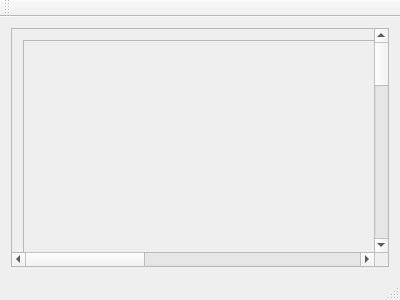
Above: vdsl.ui from ByteSyze/VDSL before the change. Below: the same form after it.
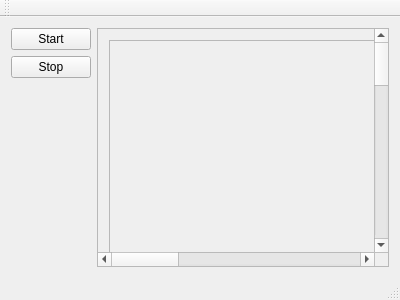
That is the form after the change.

```diff
--- a/vdsl.ui
+++ b/vdsl.ui
@@ -16,6 +16,49 @@
   <widget class="QWidget" name="centralWidget">
    <layout class="QGridLayout" name="gridLayout_2">
     <item row="0" column="0">
+     <layout class="QVBoxLayout" name="verticalLayoutControls" stretch="0">
+      <property name="spacing">
+       <number>0</number>
+      </property>
+      <property name="sizeConstraint">
+       <enum>QLayout::SetDefaultConstraint</enum>
+      </property>
+      <property name="bottomMargin">
+       <number>0</number>
+      </property>
+      <item>
+       <layout class="QFormLayout" name="formLayout">
+        <item row="1" column="0">
+         <widget class="QPushButton" name="pushButtonStart">
+          <property name="maximumSize">
+           <size>
+            <width>16777215</width>
+            <height>23</height>
+           </size>
+          </property>
+          <property name="text">
+           <string>Start</string>
+          </property>
+         </widget>
+        </item>
+        <item row="2" column="0">
+         <widget class="QPushButton" name="pushButtonStop">
+          <property name="maximumSize">
+           <size>
+            <width>16777215</width>
+            <height>23</height>
+           </size>
+          </property>
+          <property name="text">
+           <string>Stop</string>
+          </property>
+         </widget>
+        </item>
+       </layout>
+      </item>
+     </layout>
+    </item>
+    <item row="0" column="4">
      <layout class="QVBoxLayout" name="verticalLayout">
       <item>
        <widget class="QScrollArea" name="scrollArea">
```
